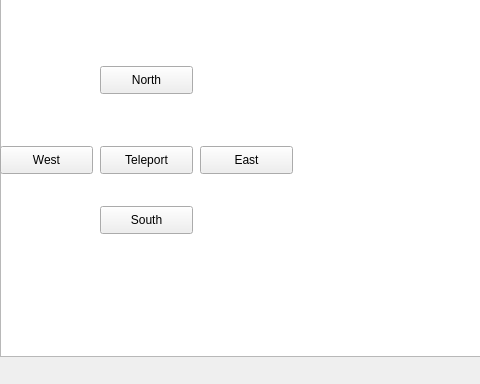
Before: the Qt Designer form mainwindow.ui in JakeIRE/Zork-1, drawn with Qt 5; both pictures show x 0 to 480 and y 281 to 665 of the 864 by 665 pixel window.
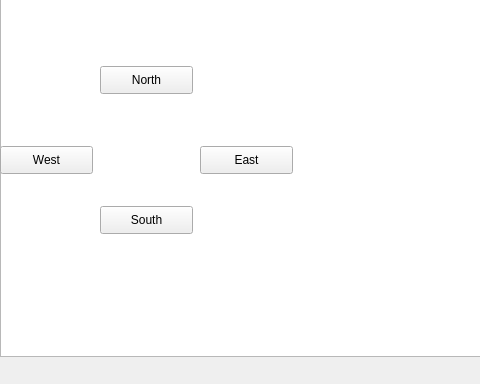
After: the same form once the commit is applied.

```diff
--- a/mainwindow.ui
+++ b/mainwindow.ui
@@ -66,19 +66,6 @@
      <string>South</string>
     </property>
    </widget>
-   <widget class="QPushButton" name="TeleportBtn">
-    <property name="geometry">
-     <rect>
-      <x>100</x>
-      <y>410</y>
-      <width>93</width>
-      <height>28</height>
-     </rect>
-    </property>
-    <property name="text">
-     <string>Teleport</string>
-    </property>
-   </widget>
    <widget class="QLabel" name="label">
     <property name="geometry">
      <rect>
```
Left out of the diff: 1 changed line with no effect on the pictures.
